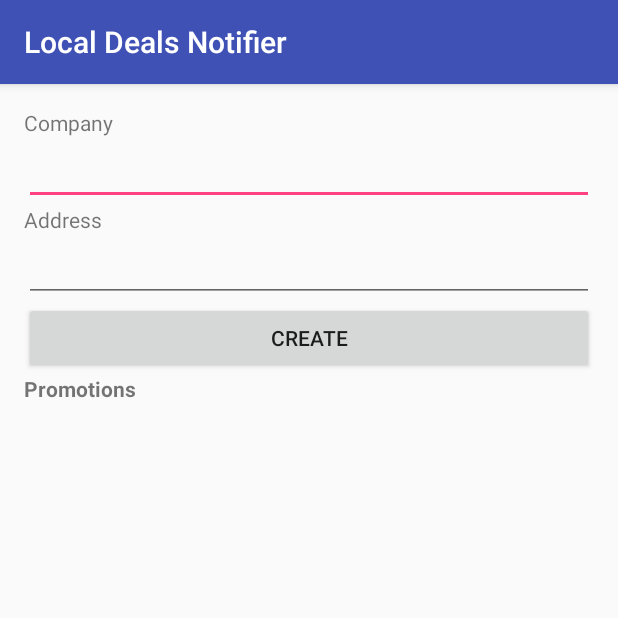
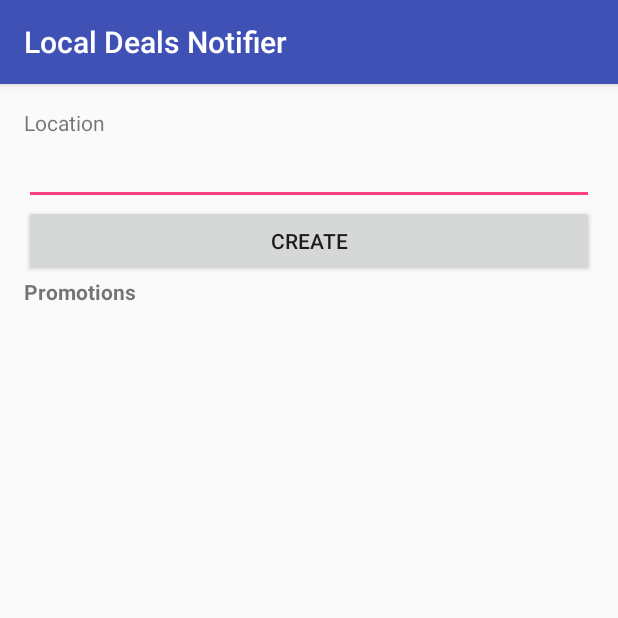
Before and after one commit to JasonFok/Hack-Western-3-Android, an Android app: the screen it shows after launch (MainActivity), after a tap on "CREATE", on a phone screen of 412 x 824 dp, the top half of it. Run offline under Robolectric (Android 15) with nearby library versions, the phone set to English and light mode, and no system bars; our stand-ins replace Firebase (no records; nobody signed in at launch, a user with empty details on screens opened directly); libraries missing offline, so code that uses them is left out: com.firebase.client; 1 statement that could not run was skipped.

```diff
--- a/app/src/main/java/com/example/jason/localdealsnotifier/Config.java
+++ b/app/src/main/java/com/example/jason/localdealsnotifier/Config.java
@@ -5,7 +5,7 @@ package com.example.jason.localdealsnotifier;
  */
 
 public class Config {
-    public static final String FIREBASE_URL = "https://hackwestern3-2ebd2.firebaseio.com/";
+    public static final String FIREBASE_URL = "https://hackwestern3backendtest.firebaseio.com/";
 
 
 }
--- a/app/src/main/java/com/example/jason/localdealsnotifier/MainActivity.java
+++ b/app/src/main/java/com/example/jason/localdealsnotifier/MainActivity.java
@@ -1,16 +1,18 @@
 package com.example.jason.localdealsnotifier;
 
+import android.os.Bundle;
 import android.support.v7.app.AppCompatActivity;
-import android.os.Bundle;
 import android.view.View;
 import android.widget.Button;
 import android.widget.EditText;
 import android.widget.TextView;
 
-import com.firebase.client.DataSnapshot;
 import com.firebase.client.Firebase;
-import com.firebase.client.FirebaseError;
-import com.firebase.client.ValueEventListener;
+import com.google.firebase.database.DataSnapshot;
+import com.google.firebase.database.DatabaseError;
+import com.google.firebase.database.DatabaseReference;
+import com.google.firebase.database.FirebaseDatabase;
+import com.google.firebase.database.ValueEventListener;
 
 public class MainActivity extends AppCompatActivity {
 
@@ -18,6 +20,10 @@ public class MainActivity extends AppCompatActivity {
     private EditText editTextAddress;
     private TextView textViewPersons;
     private Button buttonSave;
+
+    private FirebaseDatabase mDatabase;
+    private DatabaseReference userInfoRef;
+    private DatabaseReference allPromotionsRef;
 
     @Override
     protected void onCreate(Bundle savedInstanceState) {
@@ -27,53 +33,52 @@ public class MainActivity extends AppCompatActivity {
         Firebase.setAndroidContext(this);
 
         buttonSave = (Button) findViewById(R.id.buttonSave);
-        editTextName = (EditText) findViewById(R.id.editTextName);
         editTextAddress = (EditText) findViewById(R.id.editTextAddress);
 
         textViewPersons = (TextView) findViewById(R.id.textViewPersons);
+
+        mDatabase = FirebaseDatabase.getInstance();
+        userInfoRef = mDatabase.getReference("UserInput");
+        allPromotionsRef = mDatabase.getReference("FilteredPromotions");
+
+        //Value event listener for realtime data update
+        allPromotionsRef.addValueEventListener(new ValueEventListener() {
+            @Override
+            public void onDataChange(DataSnapshot snapshot) {
+                //Getting the data from snapshot
+                String string = "";
+                for (DataSnapshot postSnapshot : snapshot.getChildren()) {
+                    FilteredPromotions filteredPromotions = postSnapshot.getValue(FilteredPromotions.class);
+                    //Adding it to a string
+                    string = string + "Company: " + filteredPromotions.getCompanyName() + "\nLocation: " + filteredPromotions.getLocation() + "\n\n";
+                }
+                //Displaying it on textview
+                textViewPersons.setText(string);
+            }
+
+            @Override
+            public void onCancelled(DatabaseError databaseError) {
+                System.out.println("The read failed: " + databaseError.getMessage());
+            }
+        });
 
         buttonSave.setOnClickListener(new View.OnClickListener() {
             @Override
             public void onClick(View v) {
                 //Creating firebase object
-                Firebase ref = new Firebase(Config.FIREBASE_URL);
+                // Write a message to the database
 
                 //Getting values to store
-                String name = editTextName.getText().toString().trim();
-                String address = editTextAddress.getText().toString().trim();
+                String location = editTextAddress.getText().toString().trim();
 
-                //Creating Promotion object
-                Promotion promotion = new Promotion();
+                //Creating UserInput object
+                UserInput userInput = new UserInput();
 
                 //Adding values
-                promotion.setName(name);
-                promotion.setAddress(address);
+                userInput.setLocation(location);
 
                 //Storing values to firebase
-                ref.child("Promotion").setValue(promotion);
-
-
-                //Value event listener for realtime data update
-                ref.addValueEventListener(new ValueEventListener() {
-                    @Override
-                    public void onDataChange(DataSnapshot snapshot) {
-                        for (DataSnapshot postSnapshot : snapshot.getChildren()) {
-                            //Getting the data from snapshot
-                            Promotion promotion = postSnapshot.getValue(Promotion.class);
-
-                            //Adding it to a string
-                            String string = "Name: "+ promotion.getCompany()+"\nAddress: "+ promotion.getAddress()+"\n\n";
-
-                            //Displaying it on textview
-                            textViewPersons.setText(string);
-                        }
-                    }
-
-                    @Override
-                    public void onCancelled(FirebaseError firebaseError) {
-                        System.out.println("The read failed: " + firebaseError.getMessage());
-                    }
-                });
+                userInfoRef.setValue(userInput);
 
             }
         });
--- a/app/src/main/java/com/example/jason/localdealsnotifier/Promotion.java
+++ /dev/null
@@ -1,31 +0,0 @@
-package com.example.jason.localdealsnotifier;
-
-/**
- * Created by tim on 15/10/16.
- */
-
-public class Promotion {
-    //name and address string
-    private String company;
-    private String address;
-
-    public Promotion() {
-      /*Blank default constructor essential for Firebase*/
-    }
-    //Getters and setters
-    public String getCompany() {
-        return company;
-    }
-
-    public void setName(String name) {
-        this.company = name;
-    }
-
-    public String getAddress() {
-        return address;
-    }
-
-    public void setAddress(String address) {
-        this.address = address;
-    }
-}
--- /dev/null
+++ b/app/src/main/java/com/example/jason/localdealsnotifier/UserInput.java
@@ -0,0 +1,19 @@
+package com.example.jason.localdealsnotifier;
+
+/**
+ * Created by tim on 15/10/16.
+ */
+
+public class UserInput {
+    //name and address string
+    public String location;
+
+    public UserInput() {
+      /*Blank default constructor essential for Firebase*/
+    }
+
+    public void setLocation(String location) {
+        this.location = location;
+    }
+
+}
--- a/app/src/main/res/layout/activity_main.xml
+++ b/app/src/main/res/layout/activity_main.xml
@@ -11,18 +11,7 @@
     tools:context="com.example.jason.localdealsnotifier.MainActivity">
 
     <TextView
-        android:text="Company"
-        android:layout_width="match_parent"
-        android:layout_height="wrap_content" />
-
-    <EditText
-        android:id="@+id/editTextName"
-        android:layout_width="match_parent"
-        android:layout_height="wrap_content" />
-
-
-    <TextView
-        android:text="Address"
+        android:text="Location"
         android:layout_width="match_parent"
         android:layout_height="wrap_content" />
 
--- a/build.gradle
+++ b/build.gradle
@@ -9,6 +9,7 @@ buildscript {
 
         // NOTE: Do not place your application dependencies here; they belong
         // in the individual module build.gradle files
+        classpath 'com.google.gms:google-services:3.0.0'
     }
 }
 
```
Also changed, not shown: app/build.gradle (+15 -4 lines), app/src/main/java/com/example/jason/localdealsnotifier/FilteredPromotions.java (added, +23 -0 lines), 1 other file.
